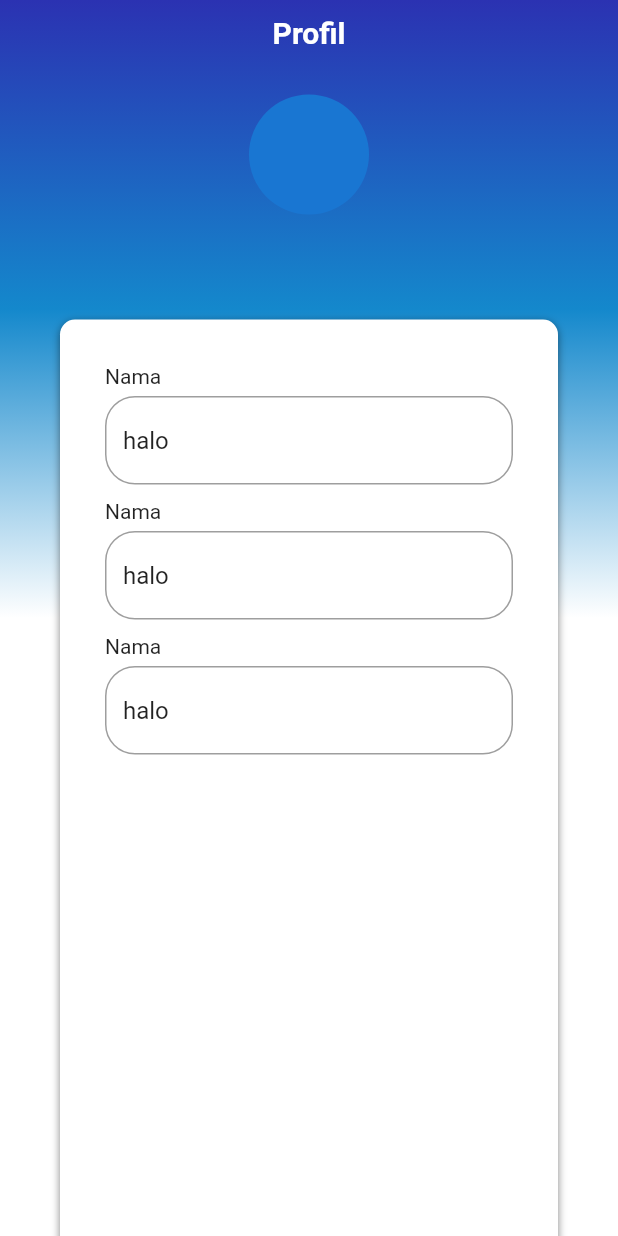
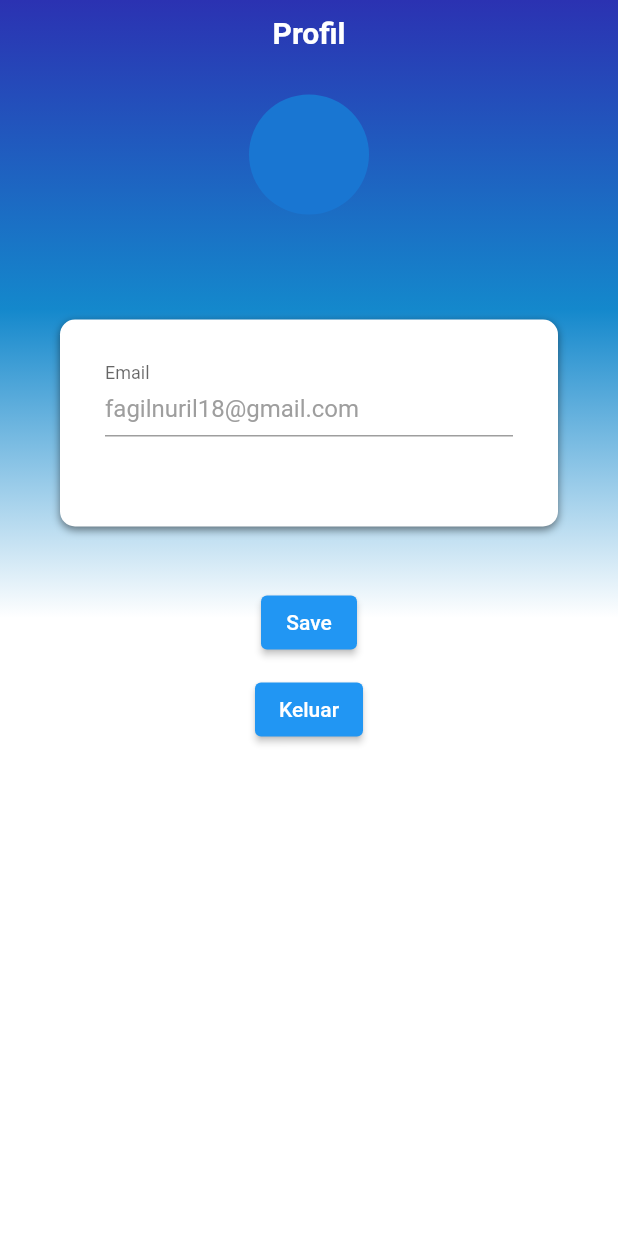
Before and after one commit to abdlhli/SiKost-Mobile, a Flutter app: the Profile screen opened directly, on a phone screen of 412 x 824 dp. Run offline on Flutter 3.47's test engine with Material 2 defaults, Android fonts, the light colour scheme and no system bars; our stand-ins replace convex_bottom_bar, shared_preferences; accounts and stored records are empty.

Commit message:
membuat widget text form field

```diff
--- a/lib/Screen/bottom_bar.dart
+++ b/lib/Screen/bottom_bar.dart
@@ -16,8 +16,8 @@ class BottomBar extends StatefulWidget {
 class _BottomBarState extends State<BottomBar> {
   TextStyle style = TextStyle(
     fontSize: 12,
+  );
 
-  );
   int selectedPage = 2;
   @override
   Widget build(BuildContext context) {
@@ -33,13 +33,16 @@ class _BottomBarState extends State<BottomBar> {
           items: [
             TabItem(icon: Icons.people, title: 'Penghuni'),
             TabItem(icon: Icons.book_rounded, title: 'Riwayat'),
-            TabItem(icon: Icons.home, title: 'Home',),
+            TabItem(
+              icon: Icons.home,
+              title: 'Home',
+            ),
             TabItem(icon: Icons.message, title: 'Pesan'),
             TabItem(icon: Icons.people, title: 'Profil'),
           ],
           backgroundColor: Colors.white,
-          color: Colors.blue,
-          activeColor: Colors.blue,
+          color: Color.fromARGB(255, 128, 128, 128),
+          activeColor: Color.fromARGB(255, 20, 136, 204),
           initialActiveIndex: 2,
           onTap: (int i) {
             setState(() {
--- a/lib/Screen/profile.dart
+++ b/lib/Screen/profile.dart
@@ -12,6 +12,8 @@ class Profile extends StatefulWidget {
 }
 
 class _ProfileState extends State<Profile> {
+  final _formKey = GlobalKey<FormState>();
+  bool isObsecureField = true;
   @override
   Widget build(BuildContext context) {
     return Scaffold(
@@ -59,8 +61,8 @@ class _ProfileState extends State<Profile> {
                   Padding(
                     padding: const EdgeInsets.all(40),
                     child: Container(
-                      height: MediaQuery.of(context).size.height,
-                      width: MediaQuery.of(context).size.width,
+                      // height: MediaQuery.of(context).size.height,
+                      // width: MediaQuery.of(context).size.width,
                       padding: EdgeInsets.all(30),
                       decoration: BoxDecoration(
                         color: Colors.white,
@@ -77,47 +79,14 @@ class _ProfileState extends State<Profile> {
                         ],
                       ),
                       child: Form(
+                          key: _formKey,
                           child: Column(
-                        crossAxisAlignment: CrossAxisAlignment.start,
-                        children: [
-                          Text("Nama"),
-                          SizedBox(
-                            height: 5,
-                          ),
-                          TextFormField(
-                            initialValue: "halo",
-                            decoration: InputDecoration(
-                                border: OutlineInputBorder(
-                                    borderRadius: BorderRadius.circular(20))),
-                          ),
-                          SizedBox(
-                            height: 10,
-                          ),
-                          Text("Nama"),
-                          SizedBox(
-                            height: 5,
-                          ),
-                          TextFormField(
-                            initialValue: "halo",
-                            decoration: InputDecoration(
-                                border: OutlineInputBorder(
-                                    borderRadius: BorderRadius.circular(20))),
-                          ),
-                          SizedBox(
-                            height: 10,
-                          ),
-                          Text("Nama"),
-                          SizedBox(
-                            height: 5,
-                          ),
-                          TextFormField(
-                            initialValue: "halo",
-                            decoration: InputDecoration(
-                                border: OutlineInputBorder(
-                                    borderRadius: BorderRadius.circular(20))),
-                          ),
-                        ],
-                      )),
+                            crossAxisAlignment: CrossAxisAlignment.start,
+                            children: [
+                              buildTextForm("Email", "fagilnuril18@gmail.com",
+                                  false, "email")
+                            ],
+                          )),
                     ),
                   ),
                   Container(
@@ -139,4 +108,49 @@ class _ProfileState extends State<Profile> {
       ),
     );
   }
+
+  Widget buildTextForm(
+    String label,
+    String placeholder,
+    bool isPassTextField,
+    String field,
+  ) {
+    return Padding(
+      padding: EdgeInsets.only(bottom: 30),
+      child: TextFormField(
+          validator: (value) {
+            if (value == null || value.isEmpty) {
+              return "Field $field tidak boleh kosong";
+            } else if (field == "email" || field == "Email") {
+              return (value.contains("@")) ? null : "Masukkan email yang valid";
+            }
+            return null;
+          },
+          enabled: isPassTextField ? false : true,
+          obscureText: isPassTextField ? isObsecureField : false,
+          // autovalidateMode: AutovalidateMode.onUserInteraction,
+          decoration: InputDecoration(
+              labelText: label,
+              suffixIcon: isPassTextField
+                  ?
+                  // true
+                  IconButton(
+                      onPressed: () {
+                        setState(() {
+                          isObsecureField = !isObsecureField;
+                        });
+                      },
+                      icon: Icon(
+                        Icons.remove_red_eye,
+                        color: Colors.grey,
+                      ))
+                  :
+                  // false
+                  null,
+              contentPadding: EdgeInsets.only(bottom: 5),
+              floatingLabelBehavior: FloatingLabelBehavior.always,
+              hintText: placeholder,
+              hintStyle: TextStyle(fontSize: 16, color: Colors.grey))),
+    );
+  }
 }
```
Also changed, not shown: pubspec.yaml (+1 -6 lines), pubspec.lock.
